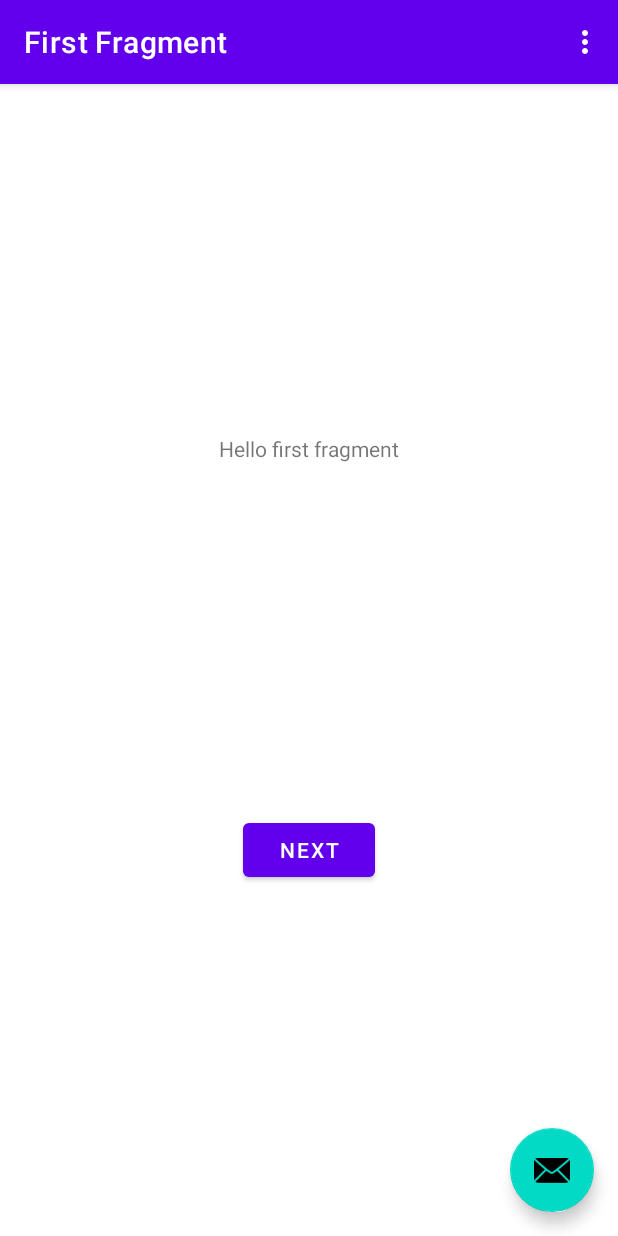
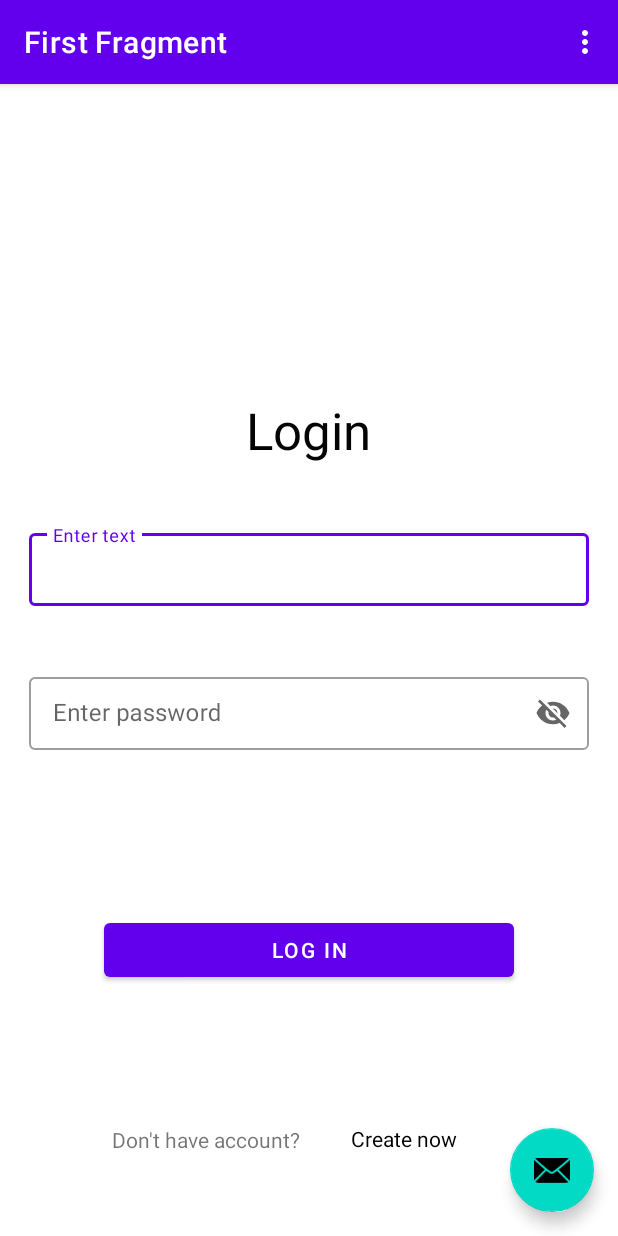
Before and after one commit to tea561/MOSIS-PROJEKAT, an Android app: the screen it shows after launch (MainActivity), on a phone screen of 412 x 824 dp. Run offline under Robolectric (Android 15) with nearby library versions, the phone set to English and light mode, and no system bars; our stand-ins replace navigation-ui.

Commit message:
Login Fragment

```diff
--- a/CaptureTheFlag/app/src/main/java/elfak/mosis/capturetheflag/FirstFragment.kt
+++ b/CaptureTheFlag/app/src/main/java/elfak/mosis/capturetheflag/FirstFragment.kt
@@ -5,7 +5,9 @@ import androidx.fragment.app.Fragment
 import android.view.LayoutInflater
 import android.view.View
 import android.view.ViewGroup
+import android.widget.EditText
 import androidx.navigation.fragment.findNavController
+import com.google.android.material.textfield.TextInputLayout
 import elfak.mosis.capturetheflag.databinding.FragmentFirstBinding
 
 /**
@@ -31,8 +33,11 @@ class FirstFragment : Fragment() {
 
     override fun onViewCreated(view: View, savedInstanceState: Bundle?) {
         super.onViewCreated(view, savedInstanceState)
+        val username: TextInputLayout = requireView().findViewById<TextInputLayout>(R.id.textInputUsername)
+        val password: TextInputLayout = requireView().findViewById<TextInputLayout>(R.id.textInputPassword)
 
-        binding.buttonFirst.setOnClickListener {
+
+        binding.createAccButton.setOnClickListener {
             findNavController().navigate(R.id.action_FirstFragment_to_SecondFragment)
         }
     }
--- a/CaptureTheFlag/app/src/main/res/layout/fragment_first.xml
+++ b/CaptureTheFlag/app/src/main/res/layout/fragment_first.xml
@@ -6,23 +6,97 @@
     android:layout_height="match_parent"
     tools:context=".FirstFragment">
 
+
     <TextView
-        android:id="@+id/textview_first"
+        android:id="@+id/loginLabel"
         android:layout_width="wrap_content"
         android:layout_height="wrap_content"
+        android:layout_marginTop="208dp"
         android:text="@string/hello_first_fragment"
-        app:layout_constraintBottom_toTopOf="@id/button_first"
+        android:textColor="#040404"
+        android:textSize="34sp"
         app:layout_constraintEnd_toEndOf="parent"
+        app:layout_constraintHorizontal_bias="0.498"
         app:layout_constraintStart_toStartOf="parent"
         app:layout_constraintTop_toTopOf="parent" />
 
+    <com.google.android.material.textfield.TextInputLayout
+        android:id="@+id/textInputUsername"
+        style="@style/Widget.MaterialComponents.TextInputLayout.OutlinedBox.Dense"
+        android:layout_width="373dp"
+        android:layout_height="55dp"
+        android:hint="Enter text"
+        app:endIconMode="clear_text"
+        app:layout_constraintBottom_toTopOf="@+id/textInputPassword"
+        app:layout_constraintEnd_toEndOf="parent"
+        app:layout_constraintStart_toStartOf="parent"
+        app:layout_constraintTop_toBottomOf="@+id/loginLabel">
+
+        <com.google.android.material.textfield.TextInputEditText
+            android:layout_width="match_parent"
+            android:layout_height="wrap_content" />
+
+    </com.google.android.material.textfield.TextInputLayout>
+
+    <com.google.android.material.textfield.TextInputLayout
+        android:id="@+id/textInputPassword"
+        style="@style/Widget.MaterialComponents.TextInputLayout.OutlinedBox.Dense"
+        android:layout_width="373dp"
+        android:layout_height="55dp"
+        android:layout_marginBottom="53dp"
+        android:hint="Enter password"
+        app:endIconMode="password_toggle"
+        app:layout_constraintBottom_toTopOf="@+id/loginButton"
+        app:layout_constraintEnd_toEndOf="parent"
+        app:layout_constraintStart_toStartOf="parent"
+        app:layout_constraintTop_toBottomOf="@id/textInputUsername">
+
+        <com.google.android.material.textfield.TextInputEditText
+            android:layout_width="match_parent"
+            android:layout_height="wrap_content" />
+
+    </com.google.android.material.textfield.TextInputLayout>
+
     <Button
-        android:id="@+id/button_first"
-        android:layout_width="wrap_content"
-        android:layout_height="wrap_content"
-        android:text="@string/next"
+        android:id="@+id/createAccButton"
+        android:layout_width="106dp"
+        android:layout_height="48dp"
+        android:layout_marginTop="37dp"
+        android:layout_marginEnd="88dp"
+        android:background="#00FFFFFF"
+        android:text="@string/create_acc_button"
+        android:textAlignment="viewStart"
+        android:textAllCaps="false"
+        android:textAppearance="@style/TextAppearance.AppCompat.Body1"
+        android:textColor="#000000"
         app:layout_constraintBottom_toBottomOf="parent"
         app:layout_constraintEnd_toEndOf="parent"
+        app:layout_constraintTop_toBottomOf="@+id/loginButton" />
+
+    <Button
+        android:id="@+id/loginButton"
+        android:layout_width="273dp"
+        android:layout_height="48dp"
+        android:layout_marginTop="14dp"
+        android:text="@string/login_button"
+        app:layout_constraintBottom_toTopOf="@+id/createAccButton"
+        app:layout_constraintEnd_toEndOf="parent"
         app:layout_constraintStart_toStartOf="parent"
-        app:layout_constraintTop_toBottomOf="@id/textview_first" />
+        app:layout_constraintTop_toBottomOf="@id/textInputPassword" />
+
+    <TextView
+        android:id="@+id/textViewNoAcc"
+        android:layout_width="142dp"
+        android:layout_height="19dp"
+        android:layout_marginTop="24dp"
+        android:layout_marginEnd="10dp"
+        android:text="@string/no_acc_label"
+        android:textAlignment="center"
+        app:layout_constraintBottom_toBottomOf="parent"
+        app:layout_constraintEnd_toStartOf="@+id/createAccButton"
+        app:layout_constraintHorizontal_bias="1.0"
+        app:layout_constraintStart_toStartOf="parent"
+        app:layout_constraintTop_toBottomOf="@+id/loginButton"
+        app:layout_constraintVertical_bias="0.559" />
+
 </androidx.constraintlayout.widget.ConstraintLayout>
--- a/CaptureTheFlag/app/src/main/res/values/strings.xml
+++ b/CaptureTheFlag/app/src/main/res/values/strings.xml
@@ -7,6 +7,11 @@
     <string name="next">Next</string>
     <string name="previous">Previous</string>
 
-    <string name="hello_first_fragment">Hello first fragment</string>
+    <string name="hello_first_fragment">Login</string>
     <string name="hello_second_fragment">Hello second fragment. Arg: %1$s</string>
+    <string name="username_label">Username</string>
+    <string name="password_label">Password</string>
+    <string name="login_button">Log In</string>
+    <string name="create_acc_button">Create now</string>
+    <string name="no_acc_label">Don\'t have account?</string>
 </resources>
```
